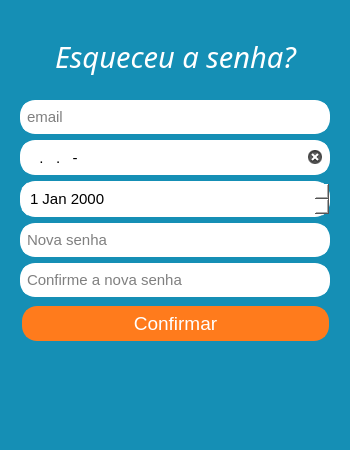
Before: the Qt Designer form interface/recuperarsenha.ui in IanLuan/PySchool, drawn with Qt 5.
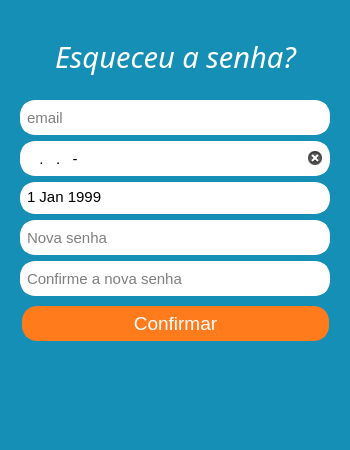
After: the same form once the commit is applied.

Commit message: database folder

Diff of the .ui file:
```diff
--- a/interface/recuperarsenha.ui
+++ b/interface/recuperarsenha.ui
@@ -162,15 +162,29 @@
        <property name="font">
         <font>
          <pointsize>11</pointsize>
+         <weight>50</weight>
+         <bold>false</bold>
         </font>
        </property>
        <property name="styleSheet">
         <string notr="true">QDateEdit { 
-border: 8px solid white;
+border: 5px solid white;
 border-radius: 15px;
 background-color: rgb(255, 255, 255);
+fontsize: 30px;
+padding-bottom: 2px;
 }</string>
        </property>
+       <property name="buttonSymbols">
+        <enum>QAbstractSpinBox::NoButtons</enum>
+       </property>
+       <property name="date">
+        <date>
+         <year>1999</year>
+         <month>1</month>
+         <day>1</day>
+        </date>
+       </property>
       </widget>
      </item>
      <item>
```
The commit also changes 1 other file.
